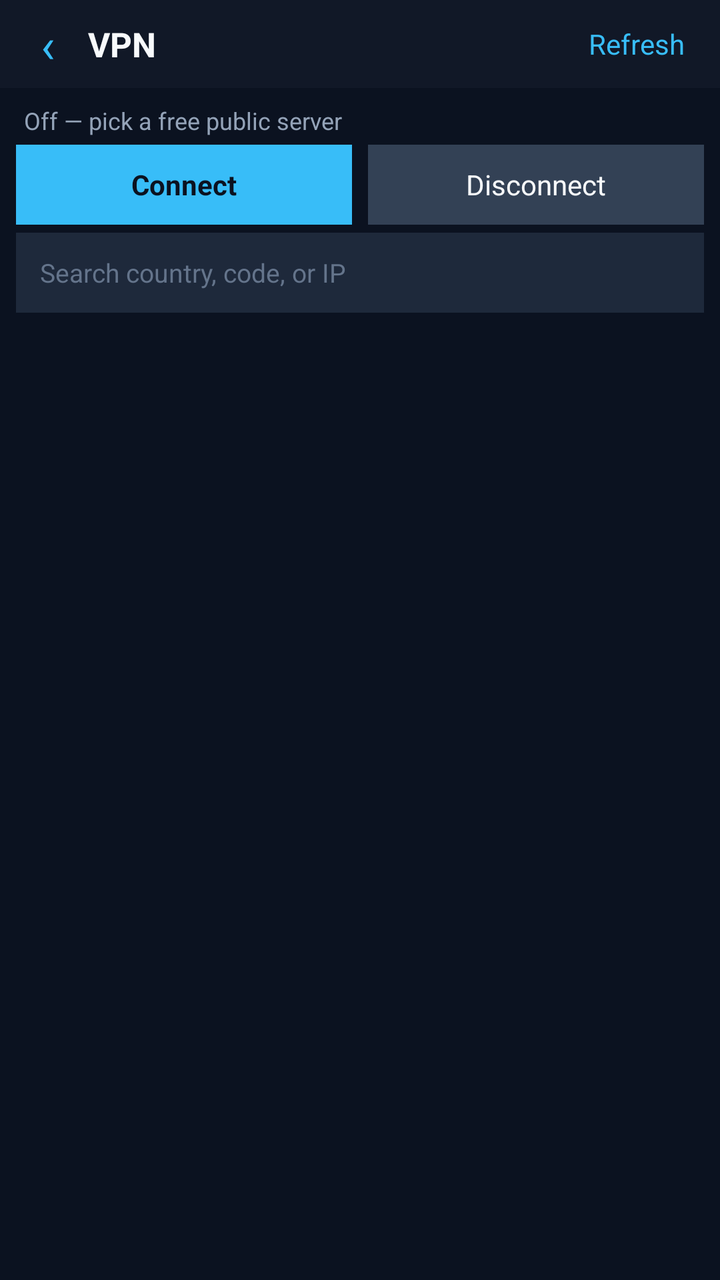
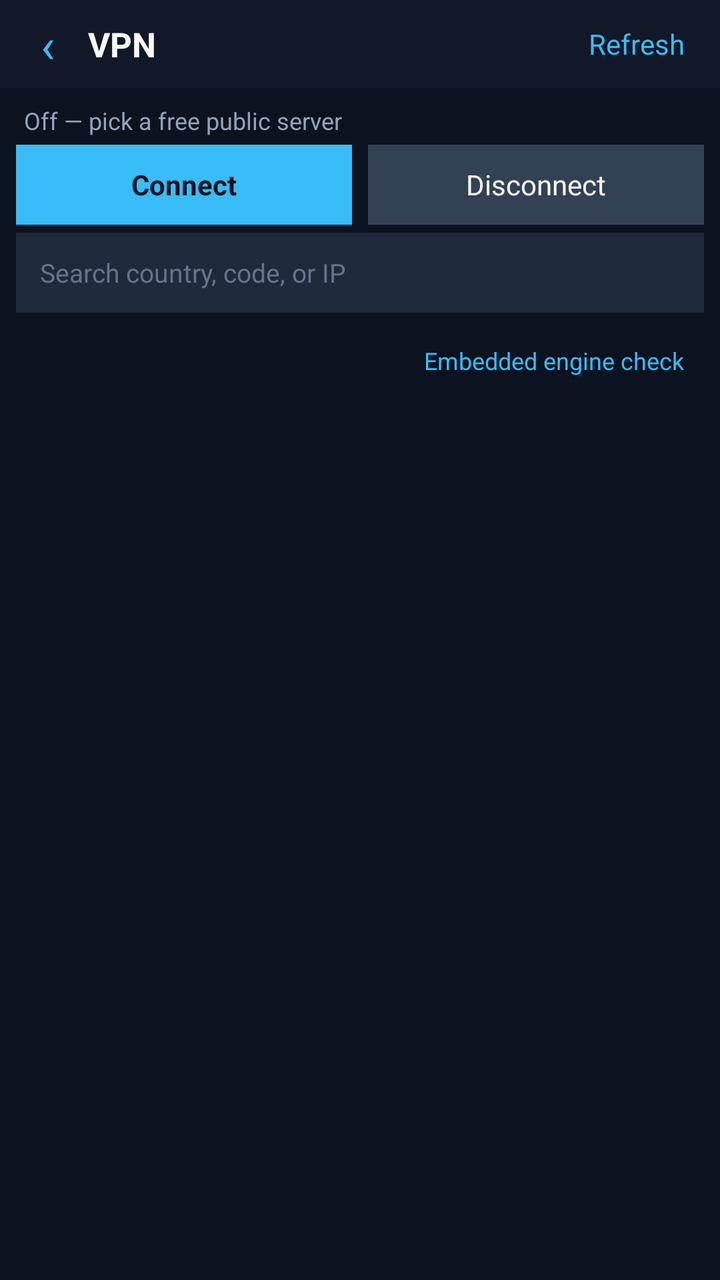

The first picture is an Android layout as it rendered before a commit; the second is the same layout after the commit. The layout source and the unified diff follow.
<!-- AndroidManifest.xml: activity theme Theme.Phormi -->
<!-- res/layout/activity_vpn.xml -->
<?xml version="1.0" encoding="utf-8"?>
<LinearLayout xmlns:android="http://schemas.android.com/apk/res/android"
    android:layout_width="match_parent"
    android:layout_height="match_parent"
    android:orientation="vertical"
    android:background="#0B1220">

    <LinearLayout
        android:layout_width="match_parent"
        android:layout_height="44dp"
        android:gravity="center_vertical"
        android:paddingStart="4dp"
        android:paddingEnd="8dp"
        android:background="#111827">

        <TextView
            android:id="@+id/vpn_back"
            android:layout_width="40dp"
            android:layout_height="40dp"
            android:gravity="center"
            android:text="‹"
            android:textColor="#38BDF8"
            android:textSize="24sp"
            android:clickable="true"
            android:focusable="true" />

        <TextView
            android:layout_width="0dp"
            android:layout_height="wrap_content"
            android:layout_weight="1"
            android:text="VPN"
            android:textColor="#F8FAFC"
            android:textSize="17sp"
            android:textStyle="bold" />

        <TextView
            android:id="@+id/vpn_refresh"
            android:layout_width="wrap_content"
            android:layout_height="40dp"
            android:gravity="center"
            android:paddingStart="10dp"
            android:paddingEnd="10dp"
            android:text="Refresh"
            android:textColor="#38BDF8"
            android:textSize="14sp"
            android:clickable="true"
            android:focusable="true" />
    </LinearLayout>

    <TextView
        android:id="@+id/vpn_status"
        android:layout_width="match_parent"
        android:layout_height="wrap_content"
        android:paddingStart="12dp"
        android:paddingEnd="12dp"
        android:paddingTop="8dp"
        android:paddingBottom="4dp"
        android:text="Off — pick a free public server"
        android:textColor="#94A3B8"
        android:textSize="12sp" />

    <LinearLayout
        android:layout_width="match_parent"
        android:layout_height="40dp"
        android:orientation="horizontal"
        android:paddingStart="8dp"
        android:paddingEnd="8dp"
        android:layout_marginBottom="4dp">

        <TextView
            android:id="@+id/vpn_connect"
            android:layout_width="0dp"
            android:layout_height="match_parent"
            android:layout_weight="1"
            android:gravity="center"
            android:text="Connect"
            android:textColor="#0B1220"
            android:textStyle="bold"
            android:background="#38BDF8"
            android:clickable="true"
            android:focusable="true" />

        <TextView
            android:id="@+id/vpn_disconnect"
            android:layout_width="0dp"
            android:layout_height="match_parent"
            android:layout_weight="1"
            android:layout_marginStart="8dp"
            android:gravity="center"
            android:text="Disconnect"
            android:textColor="#F8FAFC"
            android:background="#334155"
            android:clickable="true"
            android:focusable="true" />
    </LinearLayout>

    <EditText
        android:id="@+id/vpn_search"
        android:layout_width="match_parent"
        android:layout_height="40dp"
        android:layout_marginStart="8dp"
        android:layout_marginEnd="8dp"
        android:layout_marginBottom="6dp"
        android:background="#1E293B"
        android:hint="Search country, code, or IP"
        android:textColorHint="#64748B"
        android:textColor="#F1F5F9"
        android:textSize="13sp"
        android:paddingStart="12dp"
        android:paddingEnd="12dp"
        android:maxLines="1"
        android:ellipsize="end"
        android:inputType="text" />

    <TextView
        android:id="@+id/vpn_loading"
        android:layout_width="match_parent"
        android:layout_height="wrap_content"
        android:gravity="center"
        android:padding="24dp"
        android:text="Loading free servers from multiple sources…"
        android:textColor="#64748B"
        android:visibility="gone" />

    <ListView
        android:id="@+id/vpn_list"
        android:layout_width="match_parent"
        android:layout_height="0dp"
        android:layout_weight="1"
        android:divider="#1E293B"
        android:dividerHeight="1dp" />
</LinearLayout>
<!-- resources referenced by this layout -->
<resources>
  <style name="Theme.Phormi" parent="Theme.MaterialComponents.DayNight.NoActionBar">
          <item name="colorPrimary">#0F172A</item>
          <item name="colorPrimaryDark">#0F172A</item>
          <item name="colorAccent">#38BDF8</item>
          <item name="android:windowBackground">#0F172A</item>
      </style>
</resources>

<!-- the commit's change to res/layout/activity_vpn.xml (unified diff, before → after) -->
@@ -113,6 +113,22 @@
         android:inputType="text" />
 
     <TextView
+        android:id="@+id/vpn_engine_validation"
+        android:layout_width="wrap_content"
+        android:layout_height="36dp"
+        android:layout_gravity="end"
+        android:layout_marginStart="8dp"
+        android:layout_marginEnd="8dp"
+        android:gravity="center"
+        android:paddingStart="10dp"
+        android:paddingEnd="10dp"
+        android:text="Embedded engine check"
+        android:textColor="#38BDF8"
+        android:textSize="12sp"
+        android:clickable="true"
+        android:focusable="true" />
+
+    <TextView
         android:id="@+id/vpn_loading"
         android:layout_width="match_parent"
         android:layout_height="wrap_content"
